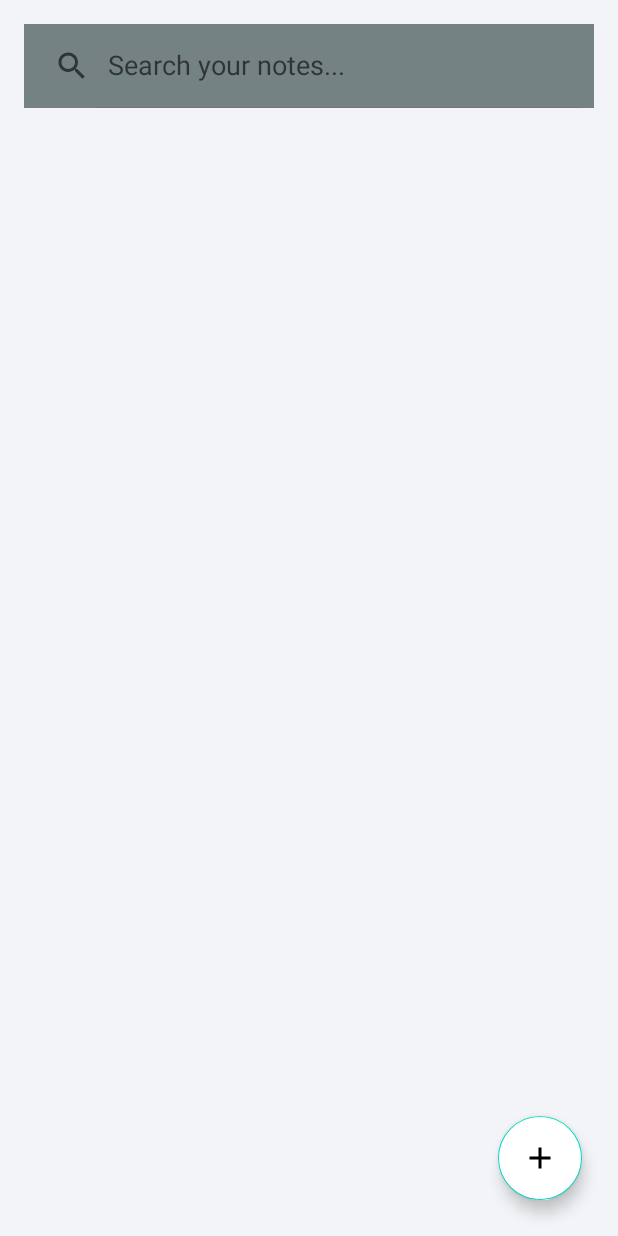
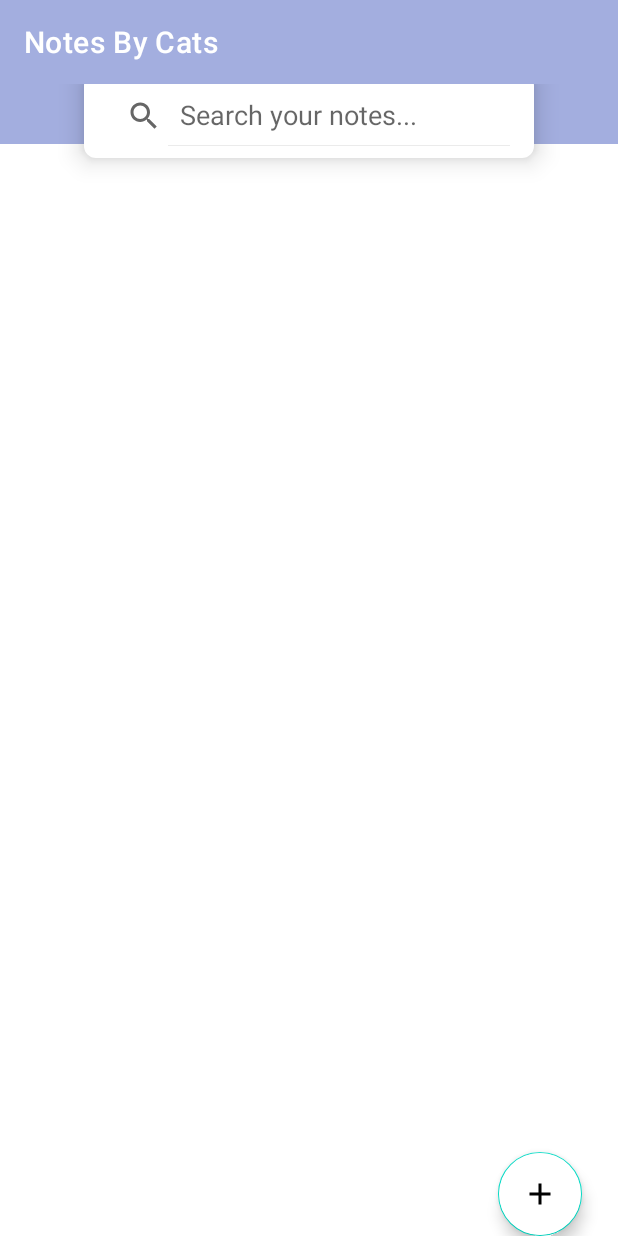
Before and after one commit to tara-pogancev/android-note-app, an Android app: the screen it shows after launch (MainActivity), on a phone screen of 412 x 824 dp. Run offline under Robolectric (Android 15) with nearby library versions, the phone set to English and light mode, and no system bars; our stand-ins replace Room's generated code.

Commit message:
feat: main page styling

```diff
--- a/Notes By Cats/app/src/main/java/com/tarapogancev/notesbycats/MainActivity.kt
+++ b/Notes By Cats/app/src/main/java/com/tarapogancev/notesbycats/MainActivity.kt
@@ -22,7 +22,6 @@ import java.util.ArrayList
 
 class MainActivity : AppCompatActivity(), PopupMenu.OnMenuItemClickListener  {
 
-    private lateinit var binding: ActivityMainBinding
     private lateinit var recyclerView: RecyclerView
     private lateinit var searchView_home: SearchView
     private lateinit var noteListAdapter:NoteListAdapter
@@ -60,6 +59,7 @@ class MainActivity : AppCompatActivity(), PopupMenu.OnMenuItemClickListener  {
         recyclerView = findViewById(R.id.recycler_home)
         floatingActionButton = findViewById(R.id.fab_add)
         searchView_home = findViewById(R.id.searchView_home)
+        searchView_home.setBackgroundResource(R.drawable.bg_white_rounded)
 
         database = RoomDB.getInstance(this)
         notes = database.mainDAO().getAll()
--- /dev/null
+++ b/Notes By Cats/app/src/main/res/drawable/bg_white_rounded.xml
@@ -0,0 +1,8 @@
+<shape xmlns:android="http://schemas.android.com/apk/res/android">
+    <solid android:color="#ffffff"/>
+    <corners android:radius="8dp"/>
+    <padding android:left="8dp"
+        android:bottom="8dp"
+        android:right="8dp"
+        android:top="8dp"/>
+</shape>
--- a/Notes By Cats/app/src/main/res/drawable/ic_baseline_check_24.xml
+++ b/Notes By Cats/app/src/main/res/drawable/ic_baseline_check_24.xml
@@ -1,4 +1,4 @@
-<vector android:height="24dp" android:tint="#62C677"
+<vector android:height="24dp" android:tint="#fff"
     android:viewportHeight="24" android:viewportWidth="24"
     android:width="24dp" xmlns:android="http://schemas.android.com/apk/res/android">
     <path android:fillColor="@android:color/white" android:pathData="M9,16.17L4.83,12l-1.42,1.41L9,19 21,7l-1.41,-1.41z"/>
--- a/Notes By Cats/app/src/main/res/layout/activity_main.xml
+++ b/Notes By Cats/app/src/main/res/layout/activity_main.xml
@@ -3,26 +3,54 @@
     xmlns:app="http://schemas.android.com/apk/res-auto"
     xmlns:tools="http://schemas.android.com/tools"
     android:layout_width="match_parent"
-    android:layout_height="match_parent"
+    android:layout_height="wrap_content"
     android:orientation="vertical"
-    android:background="#F3F4F7"
     tools:context=".MainActivity">
+
+    <androidx.appcompat.widget.Toolbar
+        android:id="@+id/toolbar_notes"
+        android:layout_width="match_parent"
+        android:layout_height="?attr/actionBarSize"
+        android:background="@color/main_purple"
+        app:title="@string/app_name"
+        app:titleTextColor="@color/white"
+        app:collapseIcon="@android:color/transparent"/>
+
+    <LinearLayout
+        android:id="@+id/linear_color"
+        android:layout_width="match_parent"
+        android:layout_height="wrap_content"
+        android:orientation="vertical"
+        android:layout_below="@+id/toolbar_notes">
+
+        <View
+            android:layout_width="match_parent"
+            android:layout_height="40dp"
+            android:background="@color/main_purple"
+            />
 
         <androidx.appcompat.widget.SearchView
             android:id="@+id/searchView_home"
-        android:layout_alignParentTop="true"
-        android:layout_margin="16dp"
-        android:background="@color/gray"
-        app:queryHint="Search your notes..."
+            android:layout_width="300dp"
+            android:layout_height="?attr/actionBarSize"
+            android:layout_marginStart="8dp"
+            android:layout_gravity="center_horizontal"
+            android:layout_marginEnd="8dp"
+            android:layout_marginBottom="8dp"
+            android:background="@color/white"
+            android:translationY="-70px"
             app:iconifiedByDefault="false"
-        android:layout_width="match_parent"
-        android:layout_height="?attr/actionBarSize"/>
+            android:padding="10dp"
+            android:elevation="10dp"
+            app:queryHint="Search your notes..." />
+
+    </LinearLayout>
 
         <androidx.recyclerview.widget.RecyclerView
             android:id="@+id/recycler_home"
             android:layout_width="match_parent"
             android:layout_height="match_parent"
-        android:layout_below="@id/searchView_home"
+            android:layout_below="@id/linear_color"
             android:layout_marginStart="8dp"
             android:layout_marginTop="8dp"
             android:layout_marginEnd="8dp"
@@ -30,13 +58,13 @@
 
     <com.google.android.material.floatingactionbutton.FloatingActionButton
         android:id="@+id/fab_add"
+        android:layout_width="wrap_content"
+        android:layout_height="wrap_content"
+        android:layout_alignParentEnd="true"
+        android:layout_alignParentBottom="true"
+        android:layout_margin="24dp"
+        android:backgroundTint="@color/white"
         android:contentDescription="Add new note"
-        android:layout_alignParentBottom="true"
-        android:layout_alignParentEnd="true"
-        android:layout_margin="24dp"
-        android:src="@drawable/ic_baseline_add_24"
-        android:backgroundTint="@color/white"
-        android:layout_width="wrap_content"
-        android:layout_height="wrap_content"/>
+        android:src="@drawable/ic_baseline_add_24" />
 
 </RelativeLayout>
--- a/Notes By Cats/app/src/main/res/values/colors.xml
+++ b/Notes By Cats/app/src/main/res/values/colors.xml
@@ -8,4 +8,9 @@
     <color name="black">#FF000000</color>
     <color name="white">#FFFFFFFF</color>
     <color name="gray">#758283</color>
+
+    <color name="main_purple">#A3AEDF</color>
+    <color name="dark_purple">#6C748E</color>
+    <color name="background_gray">#F3F4F8</color>
+
 </resources>
```
Also changed, not shown: Notes By Cats/app/src/main/res/layout/activity_notes_taker.xml (+16 -13 lines), Notes By Cats/app/src/main/res/layout/note_card.xml (+6 -5 lines). Lines whose indentation alone changed are shown as unchanged.
